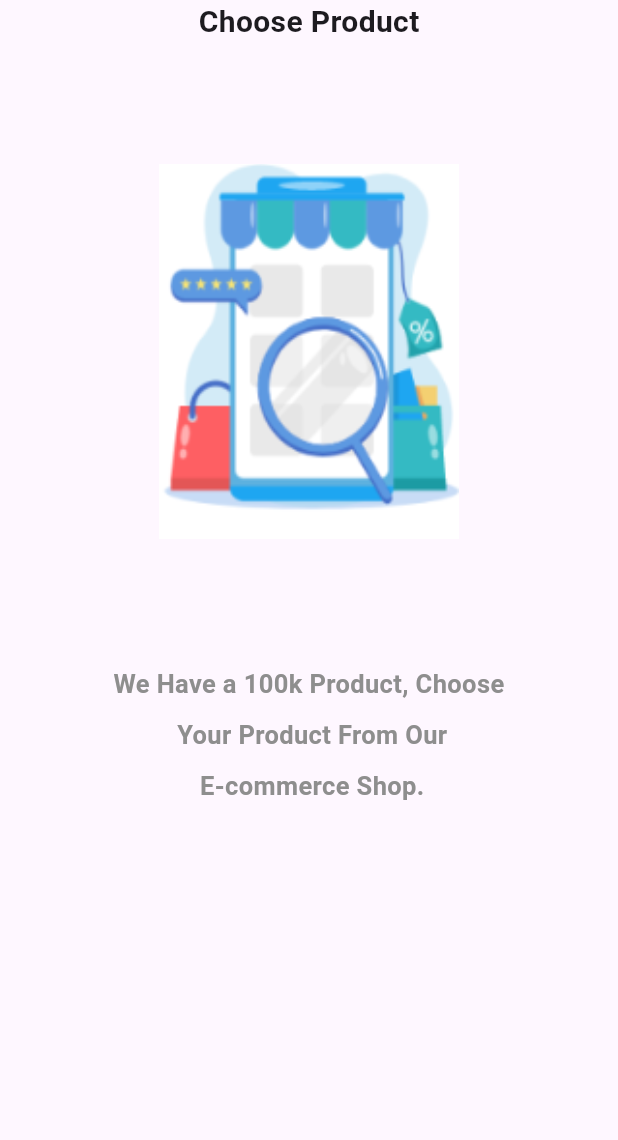
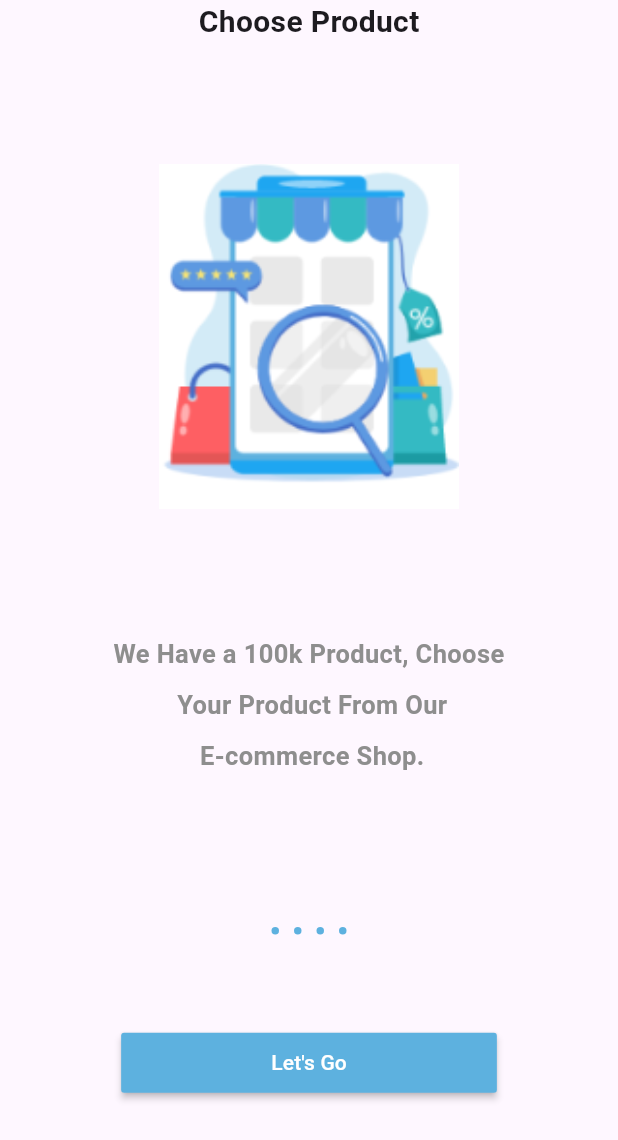
Before and after one commit to nadaeltorgoman/E-commerce_food_delivery, a Flutter app: the screen it shows after launch, on a phone screen of 412 x 824 dp. Shown: the top 1140 px of the screen. Run offline on Flutter 3.47's test engine with Material 3 defaults, Android fonts, the light colour scheme and no system bars; our stand-ins replace get.

Commit message:
onboarding part 3

```diff
--- a/lib/core/constant/color.dart
+++ b/lib/core/constant/color.dart
@@ -2,4 +2,5 @@ import 'package:flutter/material.dart';
 
 class AppColor{
   static const Color grey = Color(0xff8e8e8e);
+  static const Color primaryColor = Color(0xff5db1df);
 }
--- a/lib/view/screen/onboarding.dart
+++ b/lib/view/screen/onboarding.dart
@@ -1,5 +1,8 @@
 import 'package:ecommerce_food_delivery/core/constant/color.dart';
 import 'package:ecommerce_food_delivery/data/dataSource/static/static.dart';
+import 'package:ecommerce_food_delivery/view/widget/onboarding/custom_button.dart';
+import 'package:ecommerce_food_delivery/view/widget/onboarding/dot_controller.dart';
+import 'package:ecommerce_food_delivery/view/widget/onboarding/slider_custom.dart';
 import 'package:flutter/material.dart';
 
 class Onboarding extends StatelessWidget {
@@ -7,49 +10,27 @@ class Onboarding extends StatelessWidget {
 
   @override
   Widget build(BuildContext context) {
-    return Scaffold(
+    return const Scaffold(
       body: SafeArea(
-        child: PageView.builder(
-          itemCount: onBoardingList.length,
-          itemBuilder: (context, index) {
-            return Column(
-              children: [
-                Text(
-                  onBoardingList[index].title!,
-                  style: const TextStyle(
-                    fontWeight: FontWeight.bold,
-                    fontSize: 20,
-                  ),
-                ),
-                const SizedBox(
-                  height: 80,
-                ),
-                Image.asset(
-                  onBoardingList[index].image!,
-                  width: 200,
-                  height: 250,
-                  fit: BoxFit.fill,
-                ),
-                const SizedBox(
-                  height: 80,
-                ),
-                Container(
-                  width: double.infinity,
-                  alignment: Alignment.center,
-                  child: Text(
-                    onBoardingList[index].body!,
-                    textAlign: TextAlign.center,
-                    style: const TextStyle(
-                      height: 2,
-                      fontSize: 17,
-                      fontWeight: FontWeight.bold,
-                      color: AppColor.grey,
-                    ),
-                  ),
-                ),
-              ],
-            );
-          },
+        child: Column(
+          children: [
+            Expanded(
+              flex: 3,
+              child: CustomSliderOnBoarding(),
+            ),
+            Expanded(
+              flex: 1,
+              child: Column(
+                children: [
+                  CustomDotControllerOnBoarding(),
+                  Spacer(flex: 2),
+                  CustomButtonOnBoarding(),
+                  Spacer(flex: 2),
+                ],
+              ),
+
+            ),
+          ],
         ),
       ),
     );
--- /dev/null
+++ b/lib/view/widget/onboarding/custom_button.dart
@@ -0,0 +1,29 @@
+import 'package:ecommerce_food_delivery/core/constant/color.dart';
+import 'package:flutter/material.dart';
+
+class CustomButtonOnBoarding extends StatelessWidget {
+  const CustomButtonOnBoarding({super.key});
+
+  @override
+  Widget build(BuildContext context) {
+    return Container(
+      height: 40,
+      margin: const EdgeInsets.only(bottom: 30),
+      child: MaterialButton(
+        padding: const EdgeInsets.symmetric(vertical: 2, horizontal: 100),
+        onPressed: () {},
+        color: AppColor.primaryColor,
+        textColor: Colors.white,
+
+        // style: ElevatedButton.styleFrom(
+        //   backgroundColor: AppColor.primaryColor,
+        //   shape: RoundedRectangleBorder(
+        //     borderRadius: BorderRadius.circular(20),
+        //   ),
+        //   padding: const EdgeInsets.symmetric(vertical: 15),
+        // ),
+        child: const Text('Let\'s Go'),
+      ),
+    );
+  }
+}
--- /dev/null
+++ b/lib/view/widget/onboarding/dot_controller.dart
@@ -0,0 +1,29 @@
+import 'package:ecommerce_food_delivery/core/constant/color.dart';
+import 'package:ecommerce_food_delivery/data/dataSource/static/static.dart';
+import 'package:flutter/material.dart';
+
+class CustomDotControllerOnBoarding extends StatelessWidget {
+  const CustomDotControllerOnBoarding({super.key});
+
+  @override
+  Widget build(BuildContext context) {
+    return Row(
+      mainAxisAlignment: MainAxisAlignment.center,
+      children: [
+        ...List.generate(
+          onBoardingList.length,
+          (index) => AnimatedContainer(
+            margin: const EdgeInsets.symmetric(horizontal: 5),
+            width: 5,
+            height: 5,
+            decoration: BoxDecoration(
+              color: AppColor.primaryColor,
+              borderRadius: BorderRadius.circular(10),
+            ),
+            duration: const Duration(milliseconds: 900),
+          ),
+        ),
+      ],
+    );
+  }
+}
--- /dev/null
+++ b/lib/view/widget/onboarding/slider_custom.dart
@@ -0,0 +1,53 @@
+import 'package:ecommerce_food_delivery/core/constant/color.dart';
+import 'package:ecommerce_food_delivery/data/dataSource/static/static.dart';
+import 'package:flutter/material.dart';
+
+class CustomSliderOnBoarding extends StatelessWidget {
+  const CustomSliderOnBoarding({super.key});
+
+  @override
+  Widget build(BuildContext context) {
+    return PageView.builder(
+      itemCount: onBoardingList.length,
+      itemBuilder: (context, index) {
+        return Column(
+          children: [
+            Text(
+              onBoardingList[index].title!,
+              style: const TextStyle(
+                fontWeight: FontWeight.bold,
+                fontSize: 20,
+              ),
+            ),
+            const SizedBox(
+              height: 80,
+            ),
+            Image.asset(
+              onBoardingList[index].image!,
+              width: 200,
+              height: 230,
+              fit: BoxFit.fill,
+            ),
+            const SizedBox(
+              height: 80,
+            ),
+            Container(
+              width: double.infinity,
+              alignment: Alignment.center,
+              child: Text(
+                onBoardingList[index].body!,
+                textAlign: TextAlign.center,
+                style: const TextStyle(
+                  height: 2,
+                  fontSize: 17,
+                  fontWeight: FontWeight.bold,
+                  color: AppColor.grey,
+                ),
+              ),
+            ),
+          ],
+        );
+      },
+    );
+  }
+}
```
